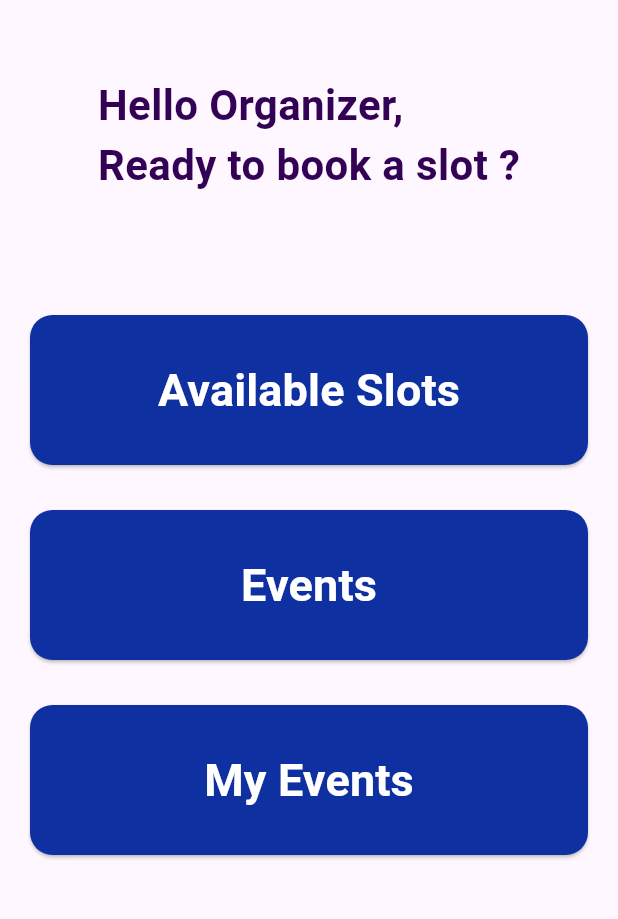
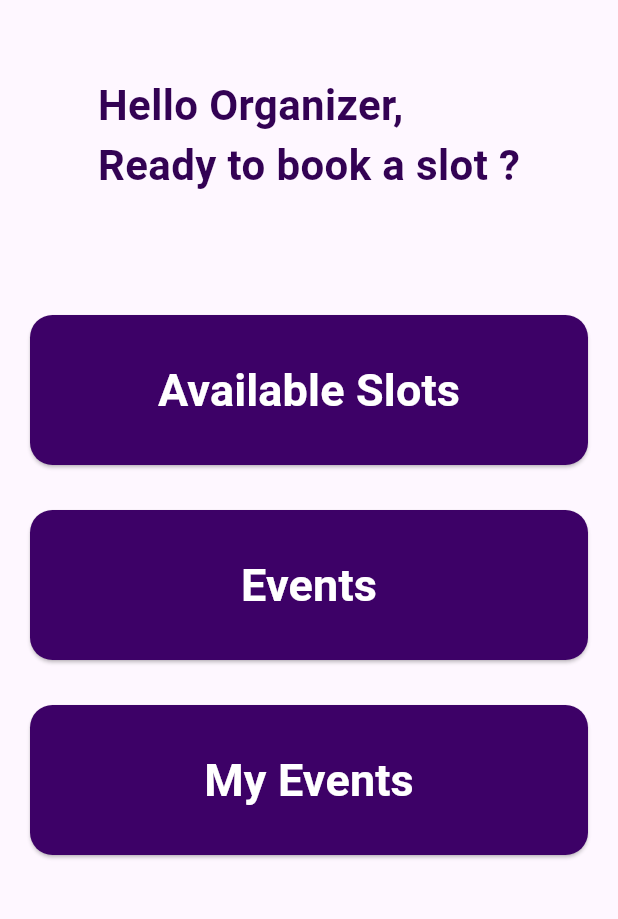
Before and after one commit to Neelakandan-Nampoothiri/demo_app1, a Flutter app: the HomePage screen opened directly, on a phone screen of 412 x 824 dp, the part 84-1003 px from its top. Run offline on Flutter 3.47's test engine with Material 3 defaults, Android fonts, the phone set to English and light mode, and no system bars; network calls fail.

Commit message:
first commit

```diff
--- a/lib/home_page.dart
+++ b/lib/home_page.dart
@@ -146,7 +146,7 @@ Ready to book a slot ?""",
                   },
                   style: ButtonStyle(
                     backgroundColor: WidgetStatePropertyAll(
-                      const Color.fromARGB(255, 14, 48, 160),
+                      const Color.fromARGB(255, 61, 1, 103),
                     ),
 
                     minimumSize: WidgetStatePropertyAll(Size(400, 100)),
@@ -175,7 +175,7 @@ Ready to book a slot ?""",
                   },
                   style: ButtonStyle(
                     backgroundColor: WidgetStatePropertyAll(
-                      const Color.fromARGB(255, 14, 48, 160),
+                      const Color.fromARGB(255, 61, 1, 103),
                     ),
                     minimumSize: WidgetStatePropertyAll(Size(400, 100)),
                     shape: WidgetStatePropertyAll(
@@ -203,7 +203,7 @@ Ready to book a slot ?""",
                   },
                   style: ButtonStyle(
                     backgroundColor: WidgetStatePropertyAll(
-                      const Color.fromARGB(255, 14, 48, 160),
+                      const Color.fromARGB(255, 61, 1, 103),
                     ),
                     minimumSize: WidgetStatePropertyAll(Size(400, 100)),
                     shape: WidgetStatePropertyAll(
```
